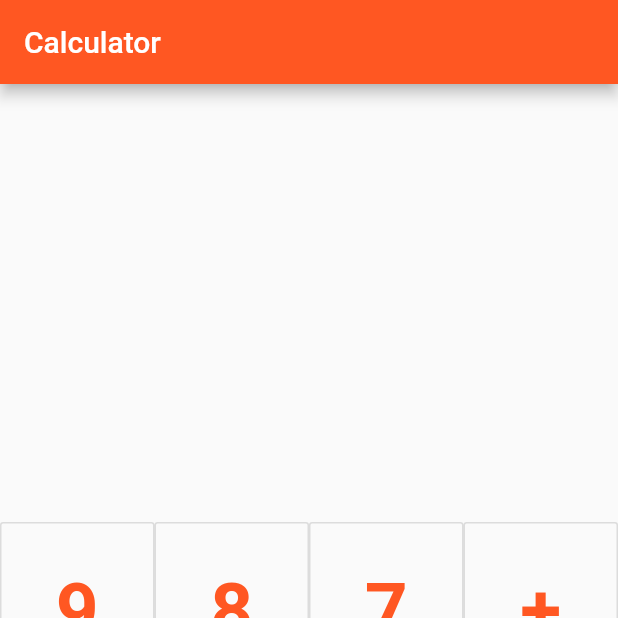
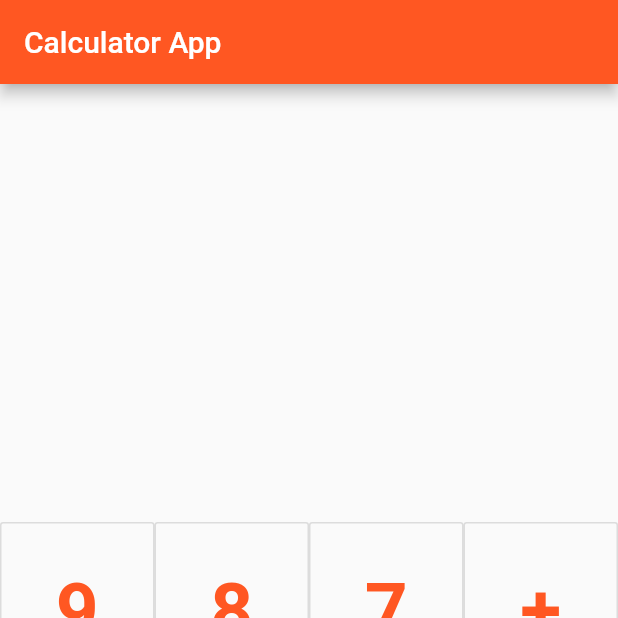
Before and after one commit to RishiBalaji81/Calculator-App, a Flutter app: the screen it shows after launch, on a phone screen of 412 x 824 dp, the top half of it. Run offline on Flutter 3.47's test engine with Material 2 defaults, Android fonts, the phone set to English and light mode, and no system bars.

Commit message:
Small change in name

```diff
--- a/lib/main.dart
+++ b/lib/main.dart
@@ -24,7 +24,7 @@ class HomePageState extends State<HomePage> {
   Widget build(BuildContext context) {
     return Scaffold(
       appBar: AppBar(
-        title: Text('Calculator'),
+        title: Text('Calculator App'),
       ),
       body: Container(
         child: Column(
```
